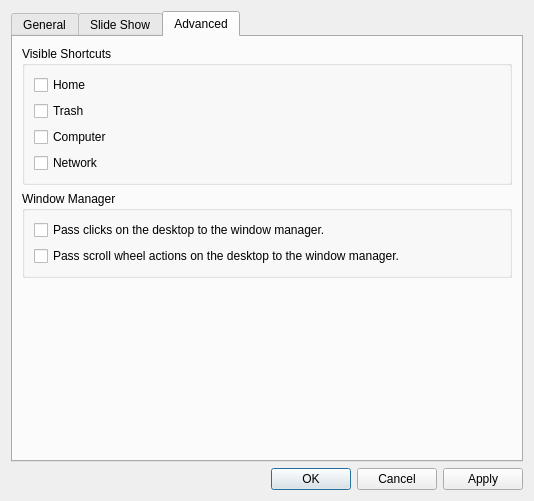
Before: the Qt Designer form pcmanfm/desktop-preferences.ui in lxqt/pcmanfm-qt, drawn with Qt 5.
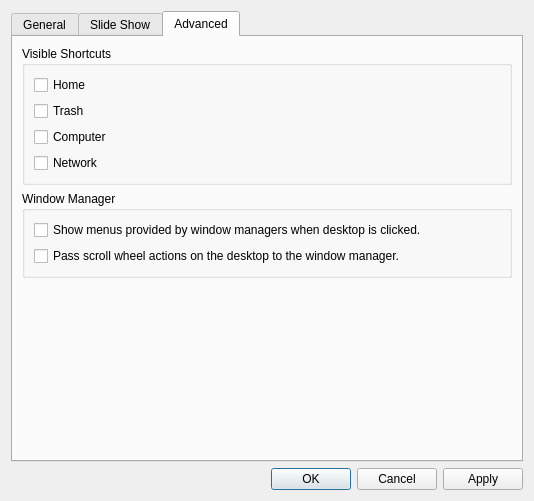
After: the same form once the commit is applied. The open tabs and pages were chosen to show the change. Icons and pictures are not drawn. Custom widgets are drawn as their Qt base class.

Diff of the .ui file:
```diff
--- a/pcmanfm/desktop-preferences.ui
+++ b/pcmanfm/desktop-preferences.ui
@@ -515,7 +515,7 @@
           <item>
            <widget class="QCheckBox" name="passButtonsToRoot">
             <property name="text">
-             <string>Pass clicks on the desktop to the window manager.</string>
+             <string>Show menus provided by window managers when desktop is clicked.</string>
             </property>
            </widget>
           </item>
```
Left out of the diff: 2 changed lines with no effect on the pictures.
